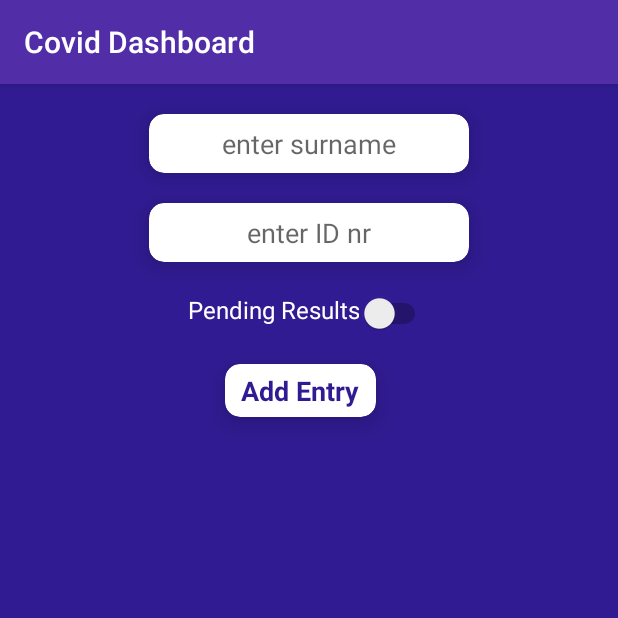
After one commit to handsomemofokeng/CovidDashboard, an Android app: the AddEntry screen opened directly, with no data from a screen before it, on a phone screen of 412 x 824 dp, the top half of it. The commit adds this screen. Run offline under Robolectric (Android 15) with nearby library versions, the phone set to English and light mode, and no system bars.

Commit message:
Created AddEntry activity

```diff
--- a/app/src/main/AndroidManifest.xml
+++ b/app/src/main/AndroidManifest.xml
@@ -9,6 +9,7 @@
         android:roundIcon="@mipmap/ic_launcher_round"
         android:supportsRtl="true"
         android:theme="@style/AppTheme">
+        <activity android:name=".AddEntry"></activity>
         <activity android:name=".MainActivity">
             <intent-filter>
                 <action android:name="android.intent.action.MAIN" />
--- /dev/null
+++ b/app/src/main/java/com/example/coviddashboard/AddEntry.java
@@ -0,0 +1,14 @@
+package com.example.coviddashboard;
+
+import androidx.appcompat.app.AppCompatActivity;
+
+import android.os.Bundle;
+
+public class AddEntry extends AppCompatActivity {
+
+    @Override
+    protected void onCreate(Bundle savedInstanceState) {
+        super.onCreate(savedInstanceState);
+        setContentView(R.layout.activity_add_entry);
+    }
+}
--- /dev/null
+++ b/app/src/main/res/layout/activity_add_entry.xml
@@ -0,0 +1,136 @@
+<?xml version="1.0" encoding="utf-8"?>
+<LinearLayout xmlns:android="http://schemas.android.com/apk/res/android"
+    xmlns:app="http://schemas.android.com/apk/res-auto"
+    xmlns:tools="http://schemas.android.com/tools"
+    android:layout_width="match_parent"
+    android:layout_height="match_parent"
+    android:orientation="vertical"
+    android:background="@color/colorPrimaryDark"
+    tools:context=".AddEntry">
+
+    <ProgressBar
+        android:id="@+id/add_progress"
+        style="?android:attr/progressBarStyleLarge"
+        android:layout_width="wrap_content"
+        android:layout_height="wrap_content"
+        android:layout_gravity="center_horizontal"
+        android:layout_marginTop="200dp"
+        android:visibility="gone" />
+
+    <TextView
+        android:id="@+id/tvLoad"
+        android:layout_width="match_parent"
+        android:layout_height="wrap_content"
+        android:layout_marginTop="25dp"
+        android:clickable="true"
+        android:focusable="true"
+        android:gravity="center_horizontal"
+        android:text="Loading...please wait..."
+        android:textColor="@color/colorPrimary"
+        android:textStyle="bold"
+        android:visibility="gone" />
+
+    <LinearLayout
+        android:id="@+id/add_form"
+        android:layout_width="match_parent"
+        android:layout_height="match_parent"
+        android:orientation="vertical">
+
+        <androidx.cardview.widget.CardView
+            android:layout_width="wrap_content"
+            android:layout_height="wrap_content"
+            android:layout_gravity="center_horizontal"
+            android:layout_marginTop="20dp"
+            android:padding="2dp"
+            app:cardBackgroundColor="@color/colorWhite"
+            app:cardCornerRadius="10dp"
+            app:cardElevation="10dp"
+            app:cardUseCompatPadding="false">
+
+            <EditText
+                android:id="@+id/etSurname"
+                android:layout_width="match_parent"
+                android:layout_height="wrap_content"
+                android:layout_gravity="center_horizontal"
+                android:background="@android:color/transparent"
+                android:ems="10"
+                android:gravity="center_horizontal"
+                android:hint="@string/enter_surname"
+                android:inputType="textPersonName"
+                android:padding="7dp"
+                android:textColor="@color/colorPrimary" />
+
+        </androidx.cardview.widget.CardView>
+
+        <androidx.cardview.widget.CardView
+            android:layout_width="wrap_content"
+            android:layout_height="wrap_content"
+            android:layout_gravity="center_horizontal"
+            android:layout_marginTop="20dp"
+            android:padding="2dp"
+            app:cardBackgroundColor="@color/colorWhite"
+            app:cardCornerRadius="10dp"
+            app:cardElevation="10dp"
+            app:cardUseCompatPadding="false">
+
+            <EditText
+                android:id="@+id/etID"
+                android:layout_width="match_parent"
+                android:layout_height="wrap_content"
+                android:layout_gravity="center_horizontal"
+                android:background="@android:color/transparent"
+                android:ems="10"
+                android:gravity="center_horizontal"
+                android:hint="@string/enter_id_nr"
+                android:inputType="number"
+                android:padding="7dp"
+                android:textColor="@color/colorPrimary" />
+
+        </androidx.cardview.widget.CardView>
+
+        <Switch
+            android:id="@+id/switchPos"
+            android:layout_width="wrap_content"
+            android:layout_height="wrap_content"
+            android:layout_gravity="center_horizontal"
+            android:layout_marginTop="15dp"
+            android:gravity="center_horizontal"
+            android:padding="5dp"
+            android:text="Pending Results"
+            android:textColor="@color/colorWhite"
+            android:textOff="Pending"
+            android:textOn="Positive"
+            android:textSize="16sp" />
+
+        <androidx.cardview.widget.CardView
+            android:id="@+id/btnAdd"
+            android:layout_width="wrap_content"
+            android:layout_height="wrap_content"
+            android:layout_gravity="center_horizontal"
+            android:layout_marginTop="20dp"
+            android:layout_marginEnd="5dp"
+            android:clickable="true"
+            android:focusable="true"
+            app:cardBackgroundColor="@color/colorWhite"
+            app:cardCornerRadius="10dp"
+            app:cardElevation="10dp"
+            app:cardUseCompatPadding="false">
+
+            <TextView
+                android:id="@+id/textView6"
+                android:layout_width="wrap_content"
+                android:layout_height="wrap_content"
+                android:layout_marginStart="5dp"
+                android:layout_marginEnd="5dp"
+                android:layout_weight="4"
+                android:padding="5dp"
+                android:text="@string/add_entry"
+                android:textColor="@color/colorPrimaryDark"
+                android:textSize="18sp"
+                android:textStyle="bold" />
+
+        </androidx.cardview.widget.CardView>
+
+
+    </LinearLayout>
+</LinearLayout>
--- a/app/src/main/res/values/strings.xml
+++ b/app/src/main/res/values/strings.xml
@@ -8,4 +8,6 @@
     <string name="add">Add</string>
     <string name="add_entry">Add Entry</string>
     <string name="refresh">Refresh</string>
+    <string name="enter_surname">enter surname</string>
+    <string name="enter_id_nr">enter ID nr</string>
 </resources>
```
